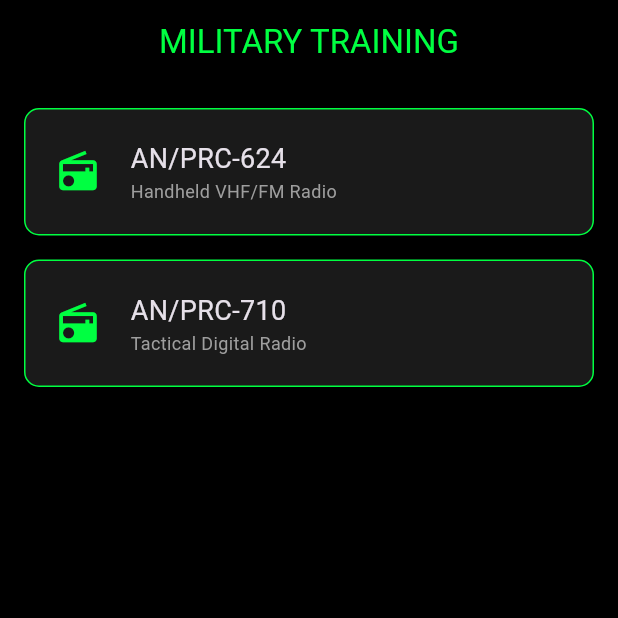
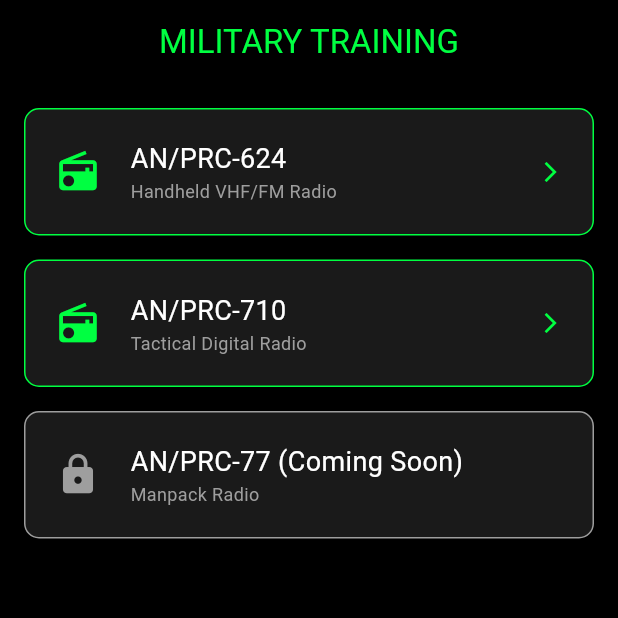
Before and after one commit to saisansan11/military_sim_2026, a Flutter app: the screen it shows after launch, on a phone screen of 412 x 824 dp, the top half of it. Run offline on Flutter 3.47's test engine with Material 3 defaults, Android fonts, the phone set to English and light mode, and no system bars; our stand-ins replace audioplayers, google_fonts; missing offline and left inert: model_viewer_plus; Roboto replaces fonts that are missing (Sarabun).

Commit message:
Update main link for Web

```diff
--- a/lib/main.dart
+++ b/lib/main.dart
@@ -1,11 +1,14 @@
 import 'package:flutter/material.dart';
 import 'package:google_fonts/google_fonts.dart';
-import 'prc710_details.dart'; // ไฟล์รายละเอียดตัวใหม่
+// Import ไฟล์เมนูทั้งสองรุ่น
+import 'prc624_menu.dart'; // เมนูเดิมของ 624
+import 'prc710_details.dart'; // หน้าใหม่ของ 710
 
 void main() => runApp(const MilitarySimApp());
 
 class MilitarySimApp extends StatelessWidget {
   const MilitarySimApp({super.key});
+
   @override
   Widget build(BuildContext context) {
     return MaterialApp(
@@ -18,6 +21,7 @@ class MilitarySimApp extends StatelessWidget {
 
 class MainSelectorScreen extends StatelessWidget {
   const MainSelectorScreen({super.key});
+
   @override
   Widget build(BuildContext context) {
     return Scaffold(
@@ -34,14 +38,21 @@ class MainSelectorScreen extends StatelessWidget {
         padding: const EdgeInsets.all(16.0),
         child: Column(
           children: [
-            // ปุ่มเลือก PRC-624 (รันได้ปกติ)
+            // 1. ปุ่ม AN/PRC-624 (แก้ไขให้กดได้แล้วครับ ✅)
             _buildRadioBtn(context, "AN/PRC-624", "Handheld VHF/FM Radio", () {
-              // Navigator ไปหน้าเมนู 624 เดิม
+              // เชื่อมโยงไปหน้าเมนู 624 เดิม
+              Navigator.push(
+                context,
+                MaterialPageRoute(
+                  builder: (context) => const Prc624MenuScreen(),
+                ),
+              );
             }),
             const SizedBox(height: 16),
 
-            // ✅ ปุ่มเลือก PRC-710 (เพิ่มใหม่แบบ Safe Mode)
+            // 2. ปุ่ม AN/PRC-710 (ใหม่)
             _buildRadioBtn(context, "AN/PRC-710", "Tactical Digital Radio", () {
+              // เชื่อมโยงไปหน้า 710 ใหม่
               Navigator.push(
                 context,
                 MaterialPageRoute(
@@ -49,41 +60,72 @@ class MainSelectorScreen extends StatelessWidget {
                 ),
               );
             }),
+            const SizedBox(height: 16),
+
+            // 3. ปุ่ม PRC-77 (ล็อคไว้)
+            _buildRadioBtn(
+              context,
+              "AN/PRC-77 (Coming Soon)",
+              "Manpack Radio",
+              null,
+              isLocked: true,
+            ),
           ],
         ),
       ),
     );
   }
 
+  // Widget สร้างปุ่มกด (ดีไซน์เดิม)
   Widget _buildRadioBtn(
     BuildContext context,
     String title,
     String sub,
-    VoidCallback onTap,
-  ) {
+    VoidCallback? onTap, {
+    bool isLocked = false,
+  }) {
     return InkWell(
-      onTap: onTap,
+      onTap: isLocked ? null : onTap,
       child: Container(
         padding: const EdgeInsets.all(20),
         decoration: BoxDecoration(
           color: const Color(0xFF1A1A1A),
-          border: Border.all(color: const Color(0xFF00FF41)),
+          border: Border.all(
+            color: isLocked ? Colors.grey : const Color(0xFF00FF41),
+          ),
           borderRadius: BorderRadius.circular(10),
         ),
         child: Row(
           children: [
-            const Icon(Icons.radio, color: Color(0xFF00FF41), size: 30),
+            Icon(
+              isLocked ? Icons.lock : Icons.radio,
+              color: isLocked ? Colors.grey : const Color(0xFF00FF41),
+              size: 30,
+            ),
             const SizedBox(width: 20),
             Column(
               crossAxisAlignment: CrossAxisAlignment.start,
               children: [
-                Text(title, style: GoogleFonts.blackOpsOne(fontSize: 18)),
+                Text(
+                  title,
+                  style: GoogleFonts.blackOpsOne(
+                    fontSize: 18,
+                    color: Colors.white,
+                  ),
+                ),
                 Text(
                   sub,
-                  style: const TextStyle(color: Colors.grey, fontSize: 12),
+                  style: GoogleFonts.sarabun(color: Colors.grey, fontSize: 12),
                 ),
               ],
             ),
+            const Spacer(),
+            if (!isLocked)
+              const Icon(
+                Icons.arrow_forward_ios,
+                color: Color(0xFF00FF41),
+                size: 16,
+              ),
           ],
         ),
       ),
```
